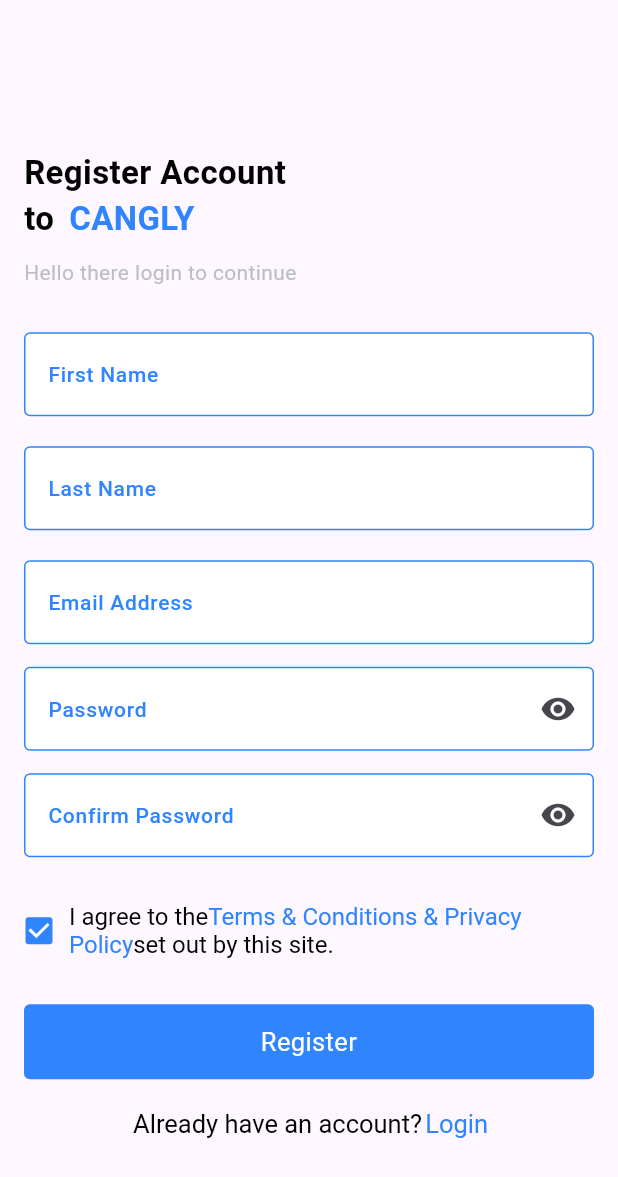
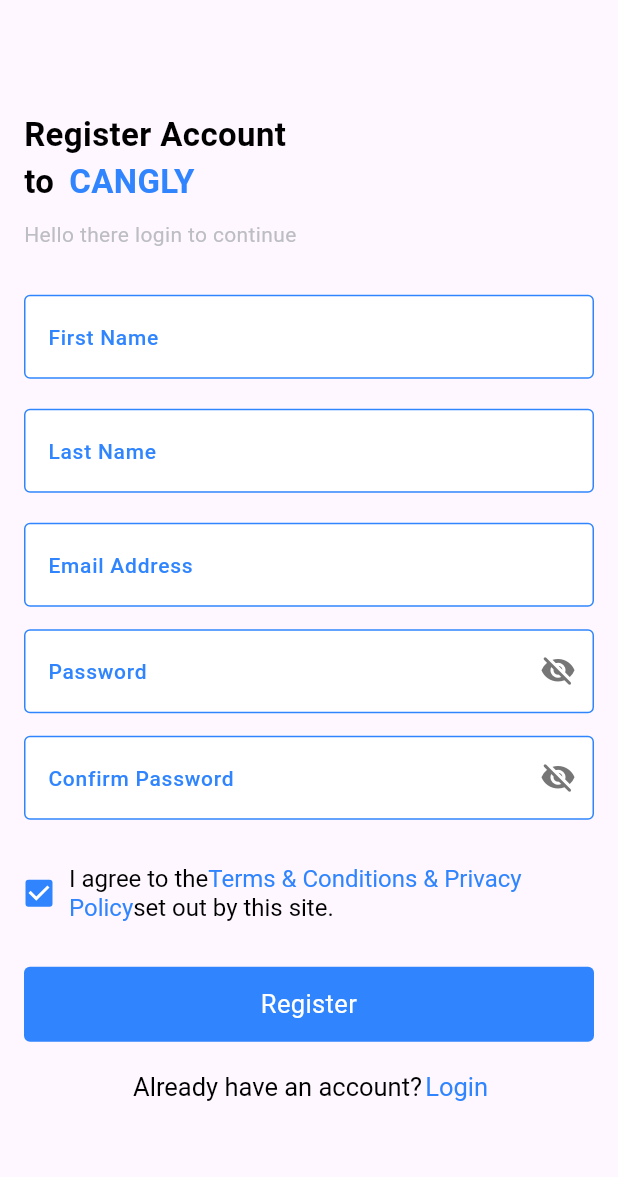
Before and after one commit to ankitmalaviya13/task_management, a Flutter app: the SignUpView screen opened directly, on a phone screen of 412 x 824 dp. Shown: the top 1177 px of the screen. Run offline on Flutter 3.47's test engine with Material 3 defaults, Android fonts, the phone set to English and light mode, and no system bars; our stand-ins replace cached_network_image, connectivity_plus, device_info_plus, dio, flutter_cache_manager, flutter_rating_bar and 8 more; missing offline and left inert: unique_identifier; accounts and stored records are empty.

Commit message:
SignUpView Validation Add

```diff
--- a/lib/screens/Routes/app_pages.dart
+++ b/lib/screens/Routes/app_pages.dart
@@ -1,6 +1,6 @@
 import 'package:get/get.dart';
 import 'package:task_management/screens/bottomBar_Screen.dart';
-import 'package:task_management/screens/login.dart';
+import 'package:task_management/screens/login_view.dart';
 import 'package:task_management/screens/splash_Screen.dart';
 import 'package:task_management/screens/verify_otp_view.dart';
 
--- a/lib/screens/sign_up_view.dart
+++ b/lib/screens/sign_up_view.dart
@@ -3,7 +3,7 @@ import 'package:flutter/material.dart';
 import 'package:get/get.dart';
 import 'package:task_management/core/constant/constant.dart';
 import 'package:task_management/screens/controllers/login_signUp_controller.dart';
-import 'package:task_management/screens/login.dart';
+import 'package:task_management/screens/login_view.dart';
 import 'package:task_management/screens/widgets/common_button.dart';
 import 'package:task_management/screens/widgets/common_text.dart';
 import 'package:task_management/screens/widgets/common_textfield_border.dart';
@@ -12,6 +12,7 @@ import '../core/color/color.dart';
 
 class SignUpView extends GetView<LoginSignupController> {
   const SignUpView({super.key});
+
   @override
   Widget build(BuildContext context) {
     final isDarkMode = Theme.of(context).brightness == Brightness.dark;
@@ -22,10 +23,11 @@ class SignUpView extends GetView<LoginSignupController> {
             child: Padding(
               padding: const EdgeInsets.all(16.0),
               child: SingleChildScrollView(
+                child: Form(
+                  key: controller.signUpFormKey,
                   child: Column(
                     crossAxisAlignment: CrossAxisAlignment.start,
                     children: [
-                    const SizedBox(height: 50), // Optional spacer for top padding
                       const Row(
                         children: [
                           CommonText(
@@ -62,6 +64,9 @@ class SignUpView extends GetView<LoginSignupController> {
                         hintText: "First Name ",
                         hintTextColor: AppColor.primaryColor,
                         borderColor: AppColor.primaryColor,
+                        validator: (v) {
+                          return controller.signupValidation("name", v);
+                        },
                       ),
                       const SizedBox(height: 20),
                       CommonTextFieldBorder(
@@ -69,6 +74,9 @@ class SignUpView extends GetView<LoginSignupController> {
                         hintText: "Last Name",
                         hintTextColor: AppColor.primaryColor,
                         borderColor: AppColor.primaryColor,
+                        validator: (v) {
+                          return controller.signupValidation("lastname", v);
+                        },
                       ),
                       const SizedBox(height: 20),
                       CommonTextFieldBorder(
@@ -76,23 +84,51 @@ class SignUpView extends GetView<LoginSignupController> {
                         hintText: "Email Address",
                         hintTextColor: AppColor.primaryColor,
                         borderColor: AppColor.primaryColor,
+                        validator: (v) {
+                          return controller.signupValidation("email", v);
+                        },
                       ),
                       const SizedBox(height: 15),
-                    CommonTextFieldBorder(
+                      Obx(() {
+                        return CommonTextFieldBorder(
                           con: controller.passwordController,
                           hintText: "Password",
+                          obscureText: controller.obSecurePassword.value,
                           hintTextColor: AppColor.primaryColor,
                           borderColor: AppColor.primaryColor,
-                      suffix: const Icon(Icons.remove_red_eye_sharp),
+                          suffix: InkWell(
+                            onTap: () => controller.obSecurePassword.value = !controller.obSecurePassword.value,
+                            child: Icon(
+                                controller.obSecurePassword.value ? Icons.visibility_off_rounded : Icons.visibility,
+                                color: AppColor.darkGrey),
                           ),
+                          validator: (v) {
+                            return controller.signupValidation("password", v);
+                          },
+                        );
+                      }),
                       const SizedBox(height: 15),
-                    CommonTextFieldBorder(
+                      Obx(() {
+                        return CommonTextFieldBorder(
                           con: controller.confirmPasswordController,
                           hintText: "Confirm Password",
+                          obscureText: controller.obSecureConfirmPassword.value,
                           hintTextColor: AppColor.primaryColor,
                           borderColor: AppColor.primaryColor,
-                      suffix: const Icon(Icons.remove_red_eye_sharp),
+                          suffix: InkWell(
+                            onTap: () =>
+                                controller.obSecureConfirmPassword.value = !controller.obSecureConfirmPassword.value,
+                            child: Icon(
+                                controller.obSecureConfirmPassword.value
+                                    ? Icons.visibility_off_rounded
+                                    : Icons.visibility,
+                                color: AppColor.darkGrey),
                           ),
+                          validator: (v) {
+                            return controller.signupValidation("confirmpassword", v);
+                          },
+                        );
+                      }),
                       const SizedBox(height: 30),
                       Row(
                         children: [
@@ -139,7 +175,8 @@ class SignUpView extends GetView<LoginSignupController> {
                         labelColor: AppColor.white,
                         labelSize: 17,
                         onPressed: () {
-                        controller.signupApi();
+                          controller.onTapKeyboard(context);
+                          controller.onTapSignUp();
                         },
                       ),
                       const SizedBox(height: 20),
@@ -187,6 +224,7 @@ class SignUpView extends GetView<LoginSignupController> {
               ),
             ),
           ),
+        ),
         Obx(() => controller.isSignupLoading.value ? customIndicator() : Container()),
       ],
     );
```
Also changed, not shown: lib/core/Models/loginModel.dart (+3 -62 lines), lib/screens/controllers/login_signUp_controller.dart (+51 -0 lines), lib/screens/login_view.dart (renamed from lib/screens/login.dart). Lines whose indentation alone changed are shown as unchanged.
